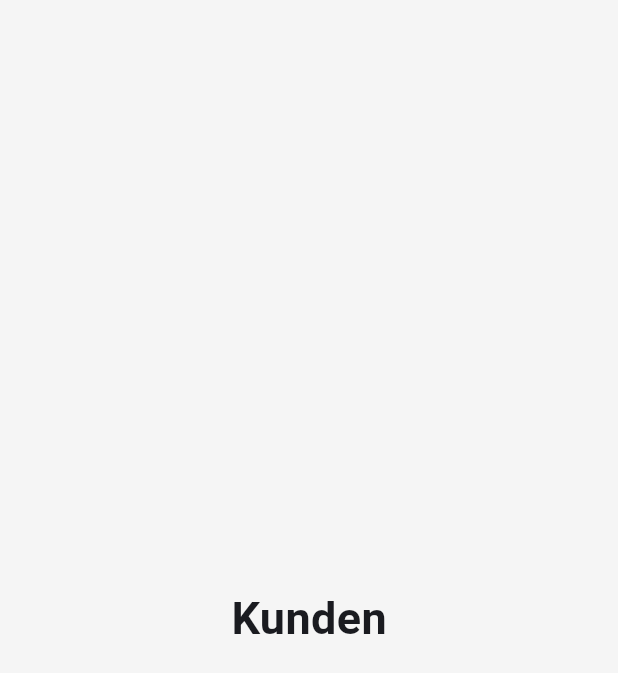
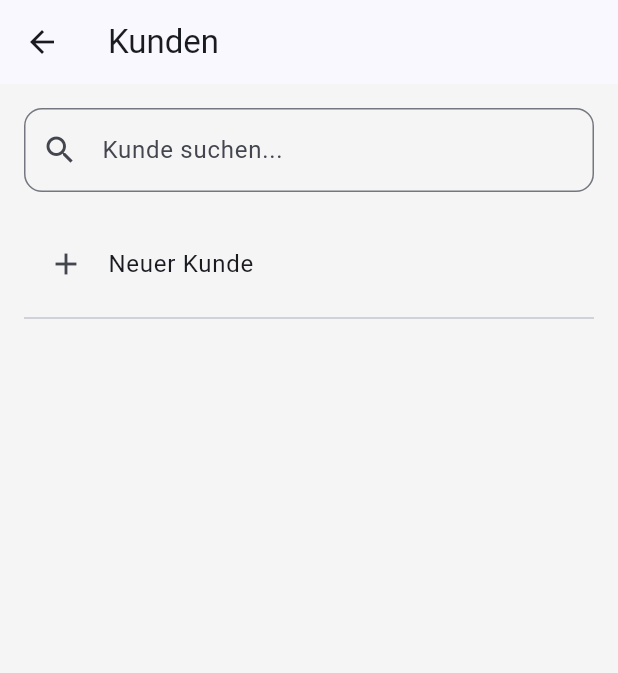
Before and after one commit to tbosse21-ux/worklog-pro, a Flutter app: the CustomersPage screen opened directly, on a phone screen of 412 x 824 dp. Shown: the top 673 px of the screen. Run offline on Flutter 3.47's test engine with Material 3 defaults, Android fonts, the phone set to English and light mode, and no system bars; our stand-ins replace sqflite; accounts and stored records are empty.

Commit message:
Kundenverwaltung vorbereitet

```diff
--- a/lib/features/customers/customers_page.dart
+++ b/lib/features/customers/customers_page.dart
@@ -1,18 +1,72 @@
 import 'package:flutter/material.dart';
+import 'new_customer_page.dart';
 
-class CustomersPage extends StatelessWidget {
+class CustomersPage extends StatefulWidget {
   const CustomersPage({super.key});
 
   @override
+  State<CustomersPage> createState() => _CustomersPageState();
+}
+
+class _CustomersPageState extends State<CustomersPage> {
+  final List<String> _customers = [];
+
+ @override
   Widget build(BuildContext context) {
-    return const Scaffold(
-      body: Center(
-        child: Text(
-          "Kunden",
-          style: TextStyle(
-            fontSize: 30,
-            fontWeight: FontWeight.bold,
-          ),
+    return Scaffold(
+      appBar: AppBar(
+        title: const Text("Kunden"),
+      ),
+      body: Padding(
+        padding: const EdgeInsets.all(16),
+        child: Column(
+          children: [
+            TextField(
+              decoration: InputDecoration(
+                hintText: "Kunde suchen...",
+                prefixIcon: const Icon(Icons.search),
+                border: OutlineInputBorder(
+                  borderRadius: BorderRadius.circular(12),
+                ),
+              ),
+            ),
+
+            const SizedBox(height: 20),
+
+             Expanded(
+               child: ListView(
+                  children: [
+                    ListTile(
+                      leading: const Icon(Icons.add),
+                      title: const Text("Neuer Kunde"),
+                      onTap: () async {
+                        final result = await Navigator.push<String>(
+                         context,
+                         MaterialPageRoute(
+                           builder: (_) => const NewCustomerPage(),
+                         ),
+                       );
+
+                       if (result != null && result.isNotEmpty) {
+                         setState(() {
+                           _customers.add(result);
+                           _customers.sort();
+                         });
+                       }
+                     },
+                   ),
+
+                  const Divider(),
+
+                   ..._customers.map(
+                     (customer) => ListTile(
+                      title: Text(customer),
+                     ),
+                   ),
+                 ],
+               ),
+              )
+                        ],
         ),
       ),
     );
```
Also changed, not shown: lib/database/customer_respository.dart (added, +37 -0 lines), lib/database/database_service.dart (added, +33 -0 lines), lib/features/customers/new_customer_page.dart (added, +73 -0 lines), lib/features/dashboard/dashboard_page.dart (+18 -7 lines), lib/models/customer.dart (added, +33 -0 lines).
